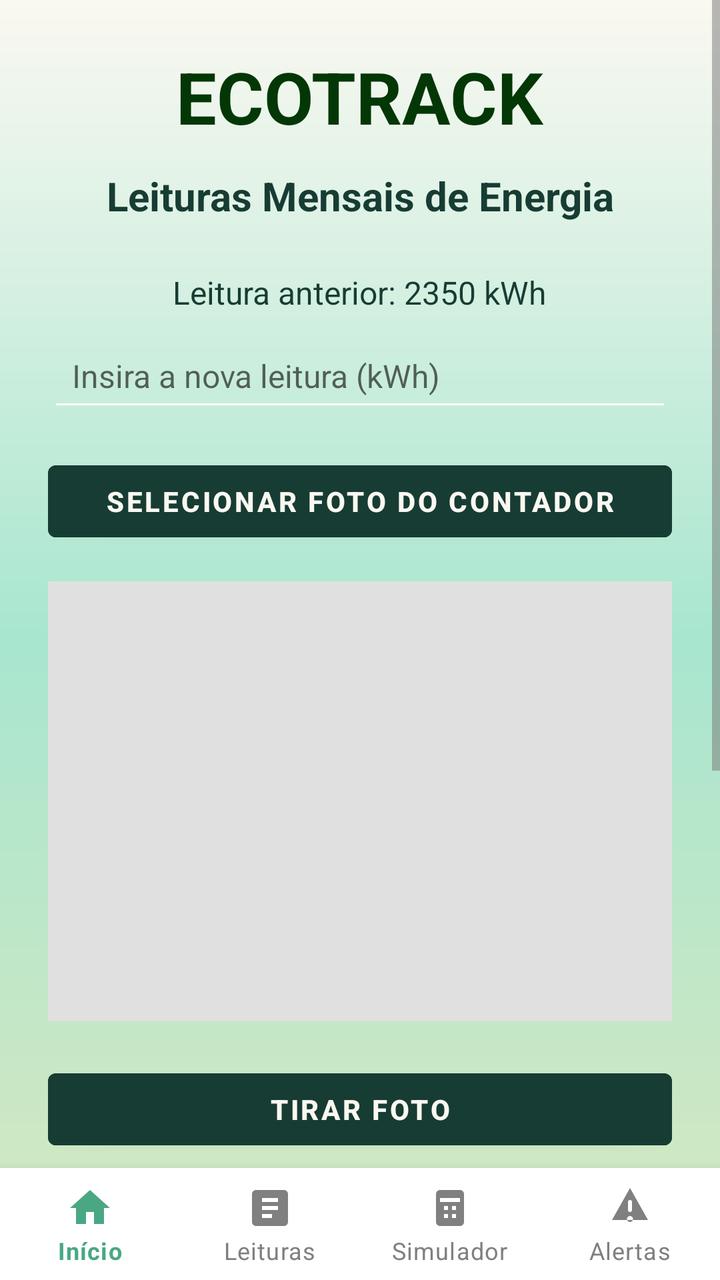
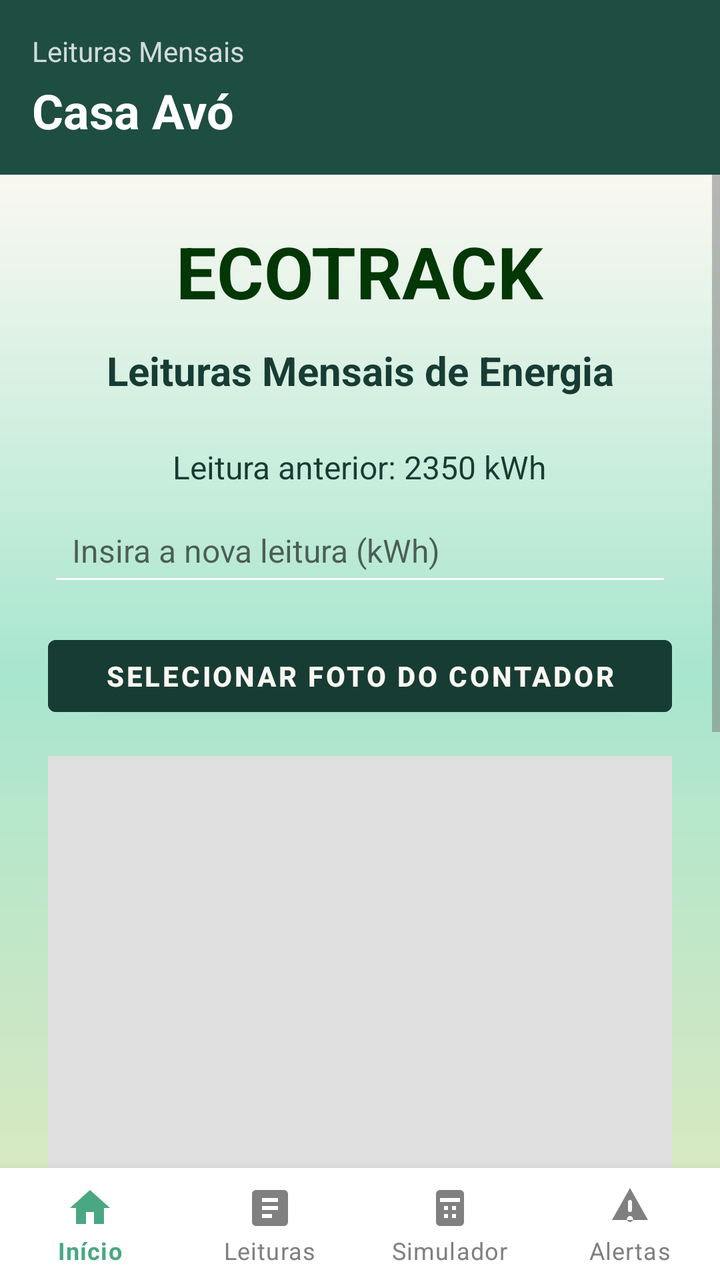

Before-and-after screenshots of an Android layout around one commit, followed by the original layout XML and the change that was made.
<!-- AndroidManifest.xml: application theme Theme.EcoTrack -->
<!-- res/layout/activity_leituras_mensais.xml -->
<?xml version="1.0" encoding="utf-8"?>
<RelativeLayout xmlns:android="http://schemas.android.com/apk/res/android"
    xmlns:app="http://schemas.android.com/apk/res-auto"
    xmlns:tools="http://schemas.android.com/tools"
    android:layout_width="match_parent"
    android:layout_height="match_parent"
    android:background="@drawable/gradient_verde"
    tools:context=".LeiturasMensais">

    
    <ScrollView
        android:id="@+id/scrollConteudo"
        android:layout_width="match_parent"
        android:layout_height="match_parent"
        android:fillViewport="true"
        android:layout_above="@+id/bottomNavigation">

        <LinearLayout
            android:layout_width="match_parent"
            android:layout_height="wrap_content"
            android:orientation="vertical"
            android:padding="24dp"
            android:gravity="center_horizontal">

            
            <TextView
                android:layout_width="wrap_content"
                android:layout_height="wrap_content"
                android:text="ECOTRACK"
                android:textSize="36sp"
                android:textStyle="bold"
                android:textColor="@color/green"
                android:layout_marginBottom="12dp"/>

            <TextView
                android:layout_width="wrap_content"
                android:layout_height="wrap_content"
                android:text="Leituras Mensais de Energia"
                android:textSize="20sp"
                android:textStyle="bold"
                android:textColor="@color/onMint"
                android:layout_marginBottom="24dp"
                android:textAlignment="center"/>

            
            <TextView
                android:id="@+id/tvLeituraAnterior"
                android:layout_width="wrap_content"
                android:layout_height="wrap_content"
                android:text="Leitura anterior: 2350 kWh"
                android:textColor="@color/onMint"
                android:textSize="16sp"
                android:layout_marginBottom="8dp"/>

            
            <EditText
                android:id="@+id/etNovaLeitura"
                android:layout_width="match_parent"
                android:layout_height="wrap_content"
                android:hint="Insira a nova leitura (kWh)"
                android:inputType="numberDecimal"
                android:padding="12dp"
                android:backgroundTint="#FFFFFF"
                android:textColor="#000000"
                android:textSize="16sp"
                android:layout_marginBottom="16dp"/>

            
            <Button
                android:id="@+id/btnEscolherImagem"
                android:layout_width="match_parent"
                android:layout_height="wrap_content"
                android:layout_marginBottom="16dp"
                android:backgroundTint="@color/onMint"
                android:text="Selecionar Foto do Contador"
                android:textColor="@color/pastel_whitewarm"
                android:textStyle="bold" />

            
            <ImageView
                android:id="@+id/imgContador"
                android:layout_width="match_parent"
                android:layout_height="220dp"
                android:scaleType="centerCrop"
                android:background="#E0E0E0"
                android:layout_marginBottom="20dp"
                android:contentDescription="Imagem do contador"/>

            
            <Button
                android:id="@+id/btnTirarFoto"
                android:layout_width="match_parent"
                android:layout_height="wrap_content"
                android:layout_marginBottom="16dp"
                android:backgroundTint="@color/onMint"
                android:text="Tirar foto"
                android:textColor="@color/pastel_whitewarm"
                android:textStyle="bold" />

            
            <Button
                android:id="@+id/btnCalcular"
                android:layout_width="match_parent"
                android:layout_height="wrap_content"
                android:text="Calcular Diferença"
                android:backgroundTint="@color/onMint"
                android:textColor="@color/pastel_whitewarm"
                android:textStyle="bold"
                android:layout_marginBottom="10dp"/>

            
            <TextView
                android:id="@+id/tvResultado"
                android:layout_width="wrap_content"
                android:layout_height="wrap_content"
                android:text=""
                android:textSize="18sp"
                android:textColor="#FFFFFF"
                android:layout_marginBottom="20dp"/>

            
            <Button
                android:id="@+id/btnGuardar"
                android:layout_width="match_parent"
                android:layout_height="wrap_content"
                android:text="Guardar Leitura"
                android:backgroundTint="#FFFFFF"
                android:textColor="@color/green"
                android:textStyle="bold"
                android:layout_marginBottom="10dp"/>

            <Button
                android:id="@+id/btnVerHistorico"
                android:layout_width="match_parent"
                android:layout_height="wrap_content"
                android:text="Ver Histórico"
                android:backgroundTint="@color/onMint"
                android:textColor="#FFFFFF"
                android:textStyle="bold"
                android:layout_marginBottom="10dp"/>

            <Button
                android:id="@+id/btnVoltar"
                android:layout_width="match_parent"
                android:layout_height="wrap_content"
                android:text="Voltar ao Menu"
                android:backgroundTint="@color/onMint"
                android:textColor="@color/pastel_whitewarm"
                android:textStyle="bold"/>

        </LinearLayout>
    </ScrollView>

    
    <com.google.android.material.bottomnavigation.BottomNavigationView
        android:id="@+id/bottomNavigation"
        android:layout_width="match_parent"
        android:layout_height="wrap_content"
        android:layout_alignParentBottom="true"
        app:menu="@menu/menu_bottom_nav"
        app:itemIconTint="@color/selector_bottom_nav"
        app:itemTextColor="@color/selector_bottom_nav"
        android:background="@android:color/white"
        app:labelVisibilityMode="labeled"/>

</RelativeLayout>
<!-- resources referenced by this layout -->
<resources>
  <color name="green">#033705</color>
  <color name="onMint">#173C33</color>
  <color name="pastel_whitewarm">#FAF8F1</color>
  <!-- drawable gradient_verde (drawable) -->
  <shape xmlns:android="http://schemas.android.com/apk/res/android">
      <gradient
          android:startColor="@color/pastel_lightgreen"
          android:centerColor="@color/mint_start"
          android:endColor="@color/pastel_whitewarm"
          android:angle="90" />
  
      <corners android:radius="0dp" />
  </shape>
  <style name="Theme.EcoTrack" parent="Theme.MaterialComponents.Light.NoActionBar">
          
          <item name="colorPrimary">@color/colorPrimary</item>
          <item name="colorOnPrimary">@color/colorOnPrimary</item>
          <item name="colorSecondary">@color/colorSecondary</item>
          <item name="colorOnSecondary">@color/colorOnSecondary</item>
  
          
          <item name="colorOnBackground">@color/background_beige</item>
          <item name="colorSurface">@color/colorSurface</item>
          <item name="colorOnSurface">@color/colorOnSurface</item>
          <item name="android:windowBackground">@color/background_beige</item>
  
          
          <item name="colorPrimaryContainer">@color/colorPrimaryContainer</item>
          <item name="colorOnPrimaryContainer">@color/colorOnPrimaryContainer</item>
          <item name="colorSecondaryContainer">@color/colorSecondaryContainer</item>
          <item name="colorOnSecondaryContainer">@color/colorOnSecondaryContainer</item>
  
          
          <item name="colorError">@color/colorError</item>
          <item name="colorOnError">@color/colorOnError</item>
          <item name="colorErrorContainer">@color/colorErrorContainer</item>
          <item name="colorOnErrorContainer">@color/colorOnErrorContainer</item>
  
          
          <item name="colorOutline">@color/colorOutline</item>
  
          
          <item name="android:textColorPrimary">@color/text_primary</item>
          <item name="android:textColorSecondary">@color/text_secondary</item>
  
          
          <item name="android:statusBarColor">@color/colorPrimary</item>
          <item name="android:navigationBarColor">@color/background_beige</item>
      </style>
  <color name="pastel_lightgreen">#D7E8C1</color>
  <color name="mint_start">#A8E6CF</color>
  <color name="colorPrimary">#2E7D5B</color>
  <color name="colorOnPrimary">#FFFFFF</color>
  <color name="colorSecondary">#52644F</color>
  <color name="colorOnSecondary">#FFFFFF</color>
  <color name="background_beige">#FFFDF8</color>
  <color name="colorSurface">#FAF7F2</color>
  <color name="colorOnSurface">#3B3A37</color>
  <color name="colorPrimaryContainer">#BFE3CF</color>
  <color name="colorOnPrimaryContainer">#1A3B2C</color>
  <color name="colorSecondaryContainer">#D5E8D7</color>
  <color name="colorOnSecondaryContainer">#1F352F</color>
  <color name="colorError">#B3261E</color>
  <color name="colorOnError">#FFFFFF</color>
  <color name="colorErrorContainer">#F9DEDC</color>
  <color name="colorOnErrorContainer">#410E0B</color>
  <color name="colorOutline">#D8D2C8</color>
  <color name="text_primary">#2E2E2E</color>
  <color name="text_secondary">#7A7A7A</color>
</resources>

<!-- the commit's change to res/layout/activity_leituras_mensais.xml (unified diff, before → after) -->
@@ -8,12 +8,43 @@
     tools:context=".LeiturasMensais">
 
     
+    <LinearLayout
+        android:id="@+id/headerCasa"
+        android:layout_width="match_parent"
+        android:layout_height="wrap_content"
+        android:orientation="vertical"
+        android:padding="16dp"
+        android:background="#1E4D42">
+
+        <TextView
+            android:text="Leituras Mensais"
+            android:textSize="14sp"
+            android:textColor="#FFFFFF"
+            android:alpha="0.8"
+            android:layout_width="wrap_content"
+            android:layout_height="wrap_content"/>
+
+        <TextView
+            android:id="@+id/tvNomeCasaLeituras"
+            android:text="Casa Avó"
+            android:textSize="24sp"
+            android:textStyle="bold"
+            android:textColor="#FFFFFF"
+            android:layout_marginTop="4dp"
+            android:layout_width="wrap_content"
+            android:layout_height="wrap_content"/>
+
+    </LinearLayout>
+
+    
     <ScrollView
         android:id="@+id/scrollConteudo"
         android:layout_width="match_parent"
         android:layout_height="match_parent"
+        android:layout_below="@+id/headerCasa"
+        android:layout_above="@+id/bottomNavigation"
         android:fillViewport="true"
-        android:layout_above="@+id/bottomNavigation">
+        android:background="@drawable/gradient_verde">
 
         <LinearLayout
             android:layout_width="match_parent"
